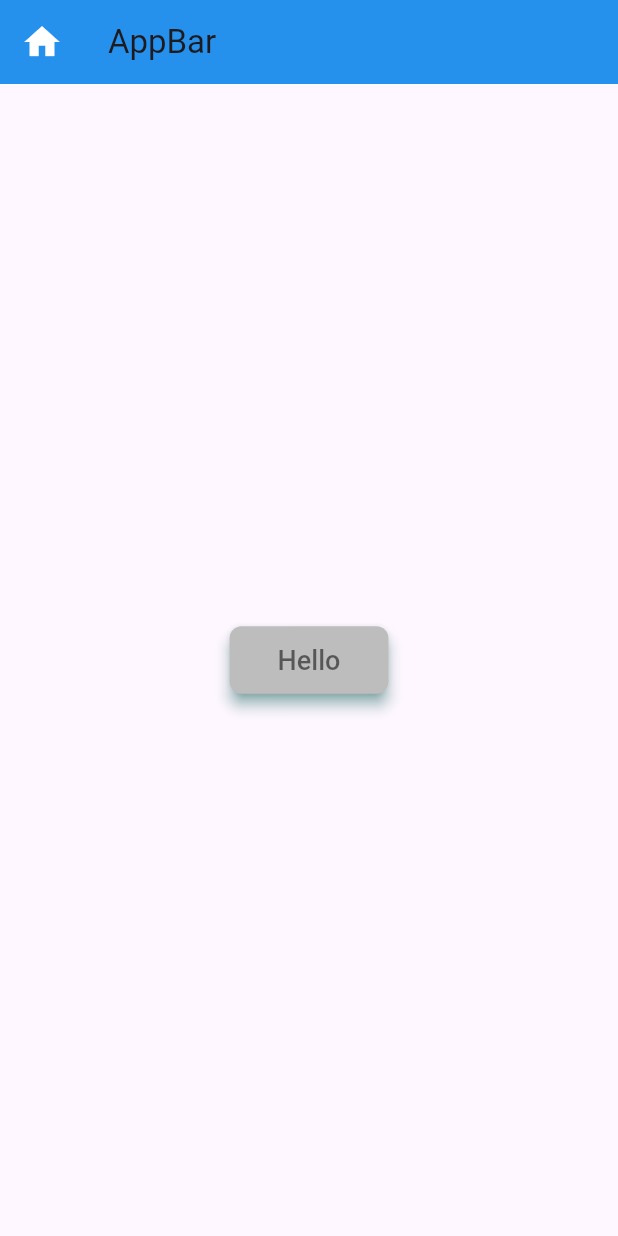
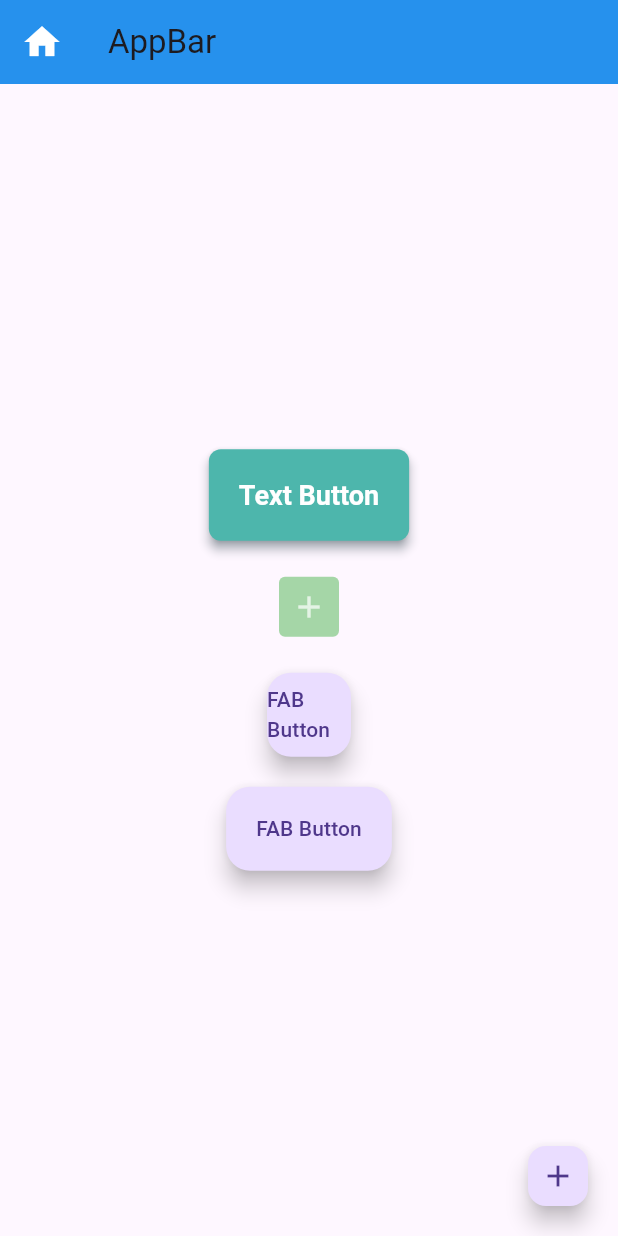
Before and after one commit to littleboyaba/Flutter-Widgets, a Flutter app: the screen it shows after launch, on a phone screen of 412 x 824 dp. Run offline on Flutter 3.47's test engine with Material 3 defaults, Android fonts, the phone set to English and light mode, and no system bars.

Commit message:
Widget => TextButton, IconButton and FloatingActionButton

```diff
--- a/lib/main.dart
+++ b/lib/main.dart
@@ -39,36 +39,59 @@ class HomeActivity extends StatelessWidget {
         child: Column(
           mainAxisAlignment: MainAxisAlignment.center,
           children: [
-              ElevatedButton(
+            TextButton(
               onPressed: () {
-                  print('Tapped on Hello Button');
+                print('Pressed on Text Button');
               },
-                onLongPress: () {
-                  print('You have long pressed Hello Button');
-                },
-                style: ElevatedButton.styleFrom(
-                    backgroundColor: Colors.grey.shade400,
-                    foregroundColor: Colors.black54,
-                    // maximumSize: Size(300, 80),
+              style: TextButton.styleFrom(
+                  backgroundColor: Colors.teal.shade300,
+                  foregroundColor: Colors.white,
+                  // maximumSize: Size(300, 50),
                   // minimumSize: Size(250, 40),
-                    // padding: EdgeInsets.all(16),
-                    padding: EdgeInsets.symmetric(vertical: 12, horizontal: 32),
-                    // padding: EdgeInsets.only(left: 12, top: 24, right: 36, bottom: 48),
-                    elevation: 4,
-                    shadowColor: Colors.teal,
+                  padding: EdgeInsets.all(20),
+                  // padding: EdgeInsets.symmetric(vertical: 16, horizontal: 32),
+                  // padding: EdgeInsets.only(left: 12, top: 20, right: 12, bottom: 20),
+                  elevation: 3,
+                  shadowColor: Colors.blueGrey,
                   textStyle: TextStyle(
+                    fontWeight: FontWeight.w600,
                     fontSize: 18,
-                      fontWeight: FontWeight.w500,
-                      color: Colors.white, // color won't work for "foregroundColor" as its set to black.
+                    color: Colors
+                        .red, // text color wont work here as foregroundColor set on above.
                   ),
                   shape: RoundedRectangleBorder(
                     borderRadius: BorderRadius.circular(8),
                   )),
-                child: Text('Hello'),
+              child: Text("Text Button"),
             ),
-
+            SizedBox(height: 20,),
+            IconButton(
+              onPressed: () {},
+              icon: Icon(Icons.add),
+              style: IconButton.styleFrom(
+                  backgroundColor: Colors.green.shade200,
+                  foregroundColor: Colors.white70,
+                  shape: RoundedRectangleBorder(
+                    borderRadius: BorderRadius.circular(4),
+                  )),
+            ),
+            SizedBox(height: 20,),
+            FloatingActionButton(
+              onPressed: () {},
+              child: Text("FAB Button"),
+            ),
+            SizedBox(height: 20,),
+            FloatingActionButton.extended(
+              onPressed: () {},
+              label: Text("FAB Button"),
+            ),
           ],
         ),
-        ));
+      ),
+      floatingActionButton: FloatingActionButton.small(
+        onPressed: () {},
+        child: Icon(Icons.add),
+      ),
+    );
   }
 }
```
Lines whose indentation alone changed are shown as unchanged.
